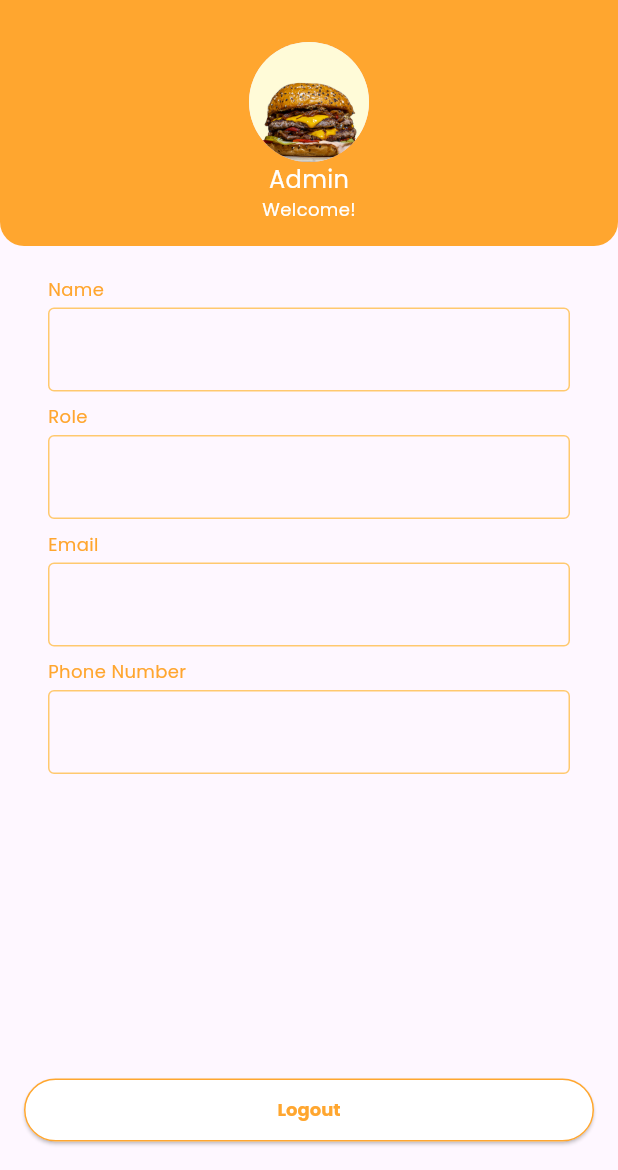
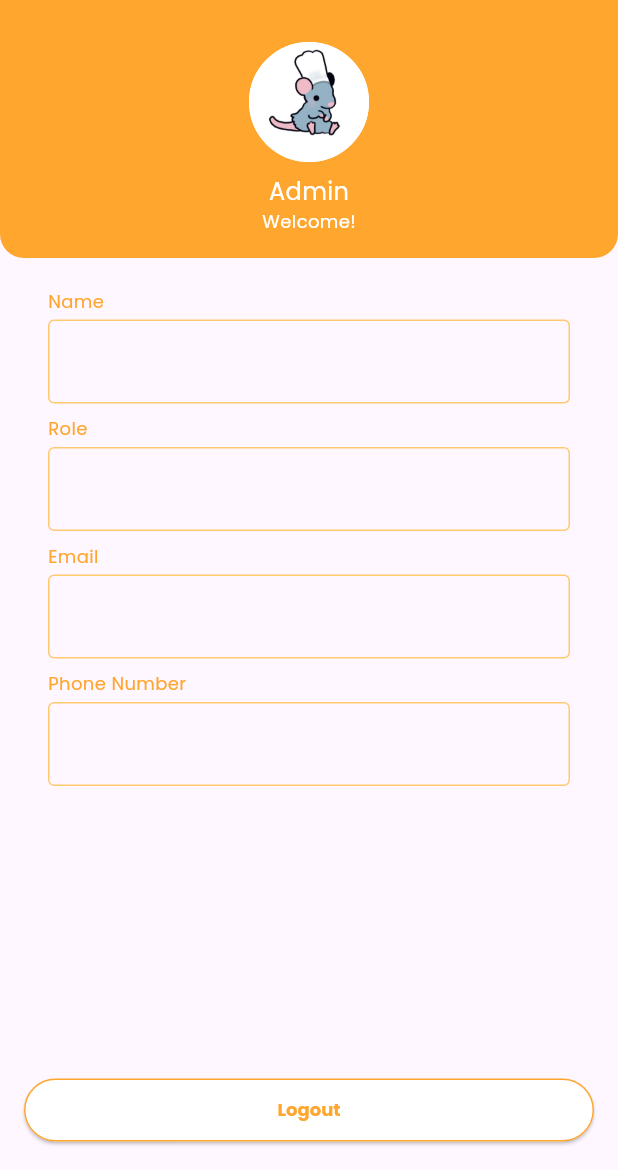
Before and after one commit to sicefguroni/foodie_app, a Flutter app: the AdminProfilePage screen opened directly, on a phone screen of 412 x 824 dp, the part 66-1236 px from its top. Run offline on Flutter 3.47's test engine with Material 3 defaults, Android fonts, the light colour scheme and no system bars; our stand-ins replace dotted_border, flutter_dotenv, flutter_map, geolocator, image_picker, latlong2 and 1 more; missing offline and left inert: flutter_polyline_points, window_size; accounts and stored records are empty; network calls fail.

Commit message:
Profile Pics

```diff
--- a/lib/UI_pages/Admin/ad_ProfilePage.dart
+++ b/lib/UI_pages/Admin/ad_ProfilePage.dart
@@ -2,7 +2,6 @@ import 'package:flutter/material.dart';
 import 'package:supabase_flutter/supabase_flutter.dart';
 import 'package:foodie_app/Utilities/color_palette.dart';
 import '../../Utilities/utilities_buttons.dart';
-import '../../Utilities/utilities_others.dart';
 import '../../Utilities/utilities_texts.dart';
 import '../Opening/Second_Route.dart';
 import 'ad_EditProfile.dart';
@@ -13,14 +12,13 @@ class AdminProfilePage extends StatefulWidget {
 }
 
 class _AdminProfilePageState extends State<AdminProfilePage> {
-  Map<String, dynamic>? profileData;
   bool isLoading = true;
-
+  String? profileUrl;
+  String adminFirstName = '';
   final nameController = TextEditingController();
   final emailController = TextEditingController();
   final phoneController = TextEditingController();
   final roleController = TextEditingController();
-  String adminFirstName = '';
 
   @override
   void initState() {
@@ -31,7 +29,6 @@ class _AdminProfilePageState extends State<AdminProfilePage> {
   Future<void> fetchProfile() async {
     final user = Supabase.instance.client.auth.currentUser;
     if (user == null) {
-      // Handle not logged in
       setState(() => isLoading = false);
       return;
     }
@@ -43,26 +40,24 @@ class _AdminProfilePageState extends State<AdminProfilePage> {
         .maybeSingle();
 
     if (data != null) {
+      final fetchedProfileUrl = data['image_url'] ?? '';
       final firstName = data['first_name'] ?? '';
       final middleName = data['middle_name'] ?? '';
       final lastName = data['last_name'] ?? '';
 
       setState(() {
-        profileData = data;
-        isLoading = false;
+        profileUrl = fetchedProfileUrl;
         adminFirstName = firstName;
-
         nameController.text = [firstName, middleName, lastName]
             .where((s) => s.isNotEmpty)
             .join(' ');
         emailController.text = user.email ?? '';
         phoneController.text = data['phone_number'] ?? '';
         roleController.text = data['role'] ?? '';
+        isLoading = false;
       });
     } else {
-      setState(() {
-        isLoading = false;
-      });
+      setState(() => isLoading = false);
     }
   }
 
@@ -88,59 +83,7 @@ class _AdminProfilePageState extends State<AdminProfilePage> {
         child: Column(
           crossAxisAlignment: CrossAxisAlignment.center,
           children: [
-            Container(
-              decoration: BoxDecoration(
-                color: c_pri_yellow,
-                borderRadius: BorderRadius.only(
-                    bottomLeft: Radius.circular(16),
-                    bottomRight: Radius.circular(16)),
-              ),
-              margin: EdgeInsets.all(0),
-              child: Column(
-                crossAxisAlignment: CrossAxisAlignment.center,
-                children: [
-                  TitleSectionButton(
-                    leftmost: WhiteBackButton(),
-                    left: Heading4_Text(text: 'Profile', color: c_white),
-                    rightmost: IconButton(
-                      onPressed: () async {
-                        final updated = await Navigator.push(
-                          context,
-                          MaterialPageRoute(
-                              builder: (_) => AdminEditProfile()),
-                        );
-                        if (updated == true) {
-                          await fetchProfile();
-                          ScaffoldMessenger.of(context).showSnackBar(
-                            SnackBar(content: Text('Profile updated')),
-                          );
-                        }
-                      },
-                      icon: Icon(Icons.edit),
-                      color: c_white,
-                    ),
-                  ),
-                  Padding(
-                    padding: EdgeInsets.fromLTRB(0, 16, 0, 16),
-                    child: Column(
-                      crossAxisAlignment: CrossAxisAlignment.center,
-                      children: [
-                        CustomerAvatar(
-                            // Add Profile Pic
-                            assetName: 'lib/images/opening-image.png',
-                            radius: 40),
-                        Heading4_Text(
-                            text: adminFirstName.isNotEmpty
-                                ? adminFirstName
-                                : 'Admin',
-                            color: c_white),
-                        bodyText(text: 'Welcome!', color: c_white),
-                      ],
-                    ),
-                  ),
-                ],
-              ),
-            ),
+            _buildHeader(context),
             Expanded(
               child: Container(
                 padding: EdgeInsets.all(16),
@@ -165,8 +108,7 @@ class _AdminProfilePageState extends State<AdminProfilePage> {
                         await Supabase.instance.client.auth.signOut();
                         Navigator.pushReplacement(
                           context,
-                          MaterialPageRoute(
-                              builder: (context) => SecondRoute()),
+                          MaterialPageRoute(builder: (_) => SecondRoute()),
                         );
                       },
                     ),
@@ -180,9 +122,80 @@ class _AdminProfilePageState extends State<AdminProfilePage> {
     );
   }
 
+  Widget _buildHeader(BuildContext context) {
+    return Container(
+      decoration: BoxDecoration(
+        color: c_pri_yellow,
+        borderRadius: BorderRadius.only(
+          bottomLeft: Radius.circular(16),
+          bottomRight: Radius.circular(16),
+        ),
+      ),
+      child: Column(
+        crossAxisAlignment: CrossAxisAlignment.center,
+        children: [
+          TitleSectionButton(
+            leftmost: WhiteBackButton(),
+            left: Heading4_Text(text: 'Profile', color: c_white),
+            rightmost: IconButton(
+              onPressed: () async {
+                final updated = await Navigator.push(
+                  context,
+                  MaterialPageRoute(builder: (_) => AdminEditProfile()),
+                );
+                if (updated == true) {
+                  await fetchProfile();
+                  ScaffoldMessenger.of(context).showSnackBar(
+                    SnackBar(content: Text('Profile updated')),
+                  );
+                }
+              },
+              icon: Icon(Icons.edit),
+              color: c_white,
+            ),
+          ),
+          Padding(
+            padding: EdgeInsets.fromLTRB(0, 16, 0, 16),
+            child: Column(
+              children: [
+                buildProfileImage(profileUrl),
+                SizedBox(height: 8),
+                Heading4_Text(
+                  text: adminFirstName.isNotEmpty
+                      ? adminFirstName
+                      : 'Admin',
+                  color: c_white,
+                ),
+                bodyText(text: 'Welcome!', color: c_white),
+              ],
+            ),
+          ),
+        ],
+      ),
+    );
+  }
+
+  Widget buildProfileImage(String? imageUrl) {
+    return Container(
+      width: 80,
+      height: 80,
+      decoration: BoxDecoration(
+        shape: BoxShape.circle,
+        image: DecorationImage(
+          image: (imageUrl != null && imageUrl.isNotEmpty)
+              ? NetworkImage(imageUrl)
+              : AssetImage('lib/images/admin_default_profile.png')
+                  as ImageProvider,
+          fit: BoxFit.cover,
+        ),
+        border: Border.all(color: Colors.white, width: 2),
+      ),
+    );
+  }
+
   Widget _buildReadOnlyField(String label, TextEditingController controller) {
     return Padding(
-      padding: EdgeInsets.fromLTRB(16, 4, 16, 4),
+      padding: EdgeInsets.symmetric(vertical: 4, horizontal: 16),
       child: Column(
         crossAxisAlignment: CrossAxisAlignment.start,
         children: [
```
Also changed, not shown: lib/UI_pages/Admin/ad_EditProfile.dart (+69 -19 lines), lib/UI_pages/Customer/cust_EditProfile.dart (+52 -10 lines), lib/UI_pages/Customer/cust_ProfilePage.dart (+68 -56 lines), lib/images/admin_default_profile.png (added), lib/images/customer_default_profile.png (added).
